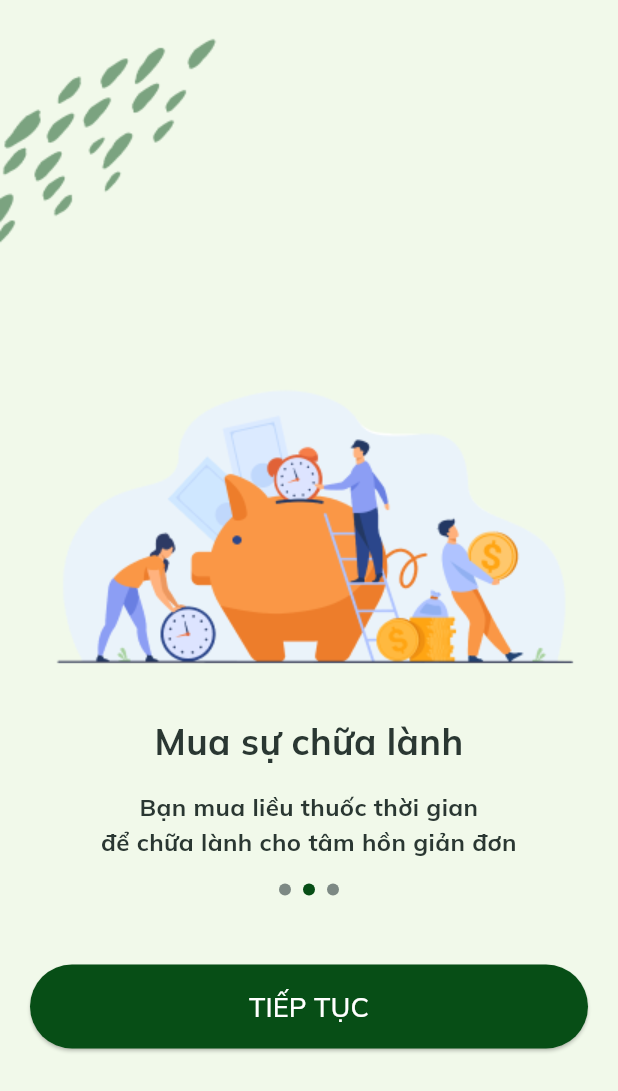
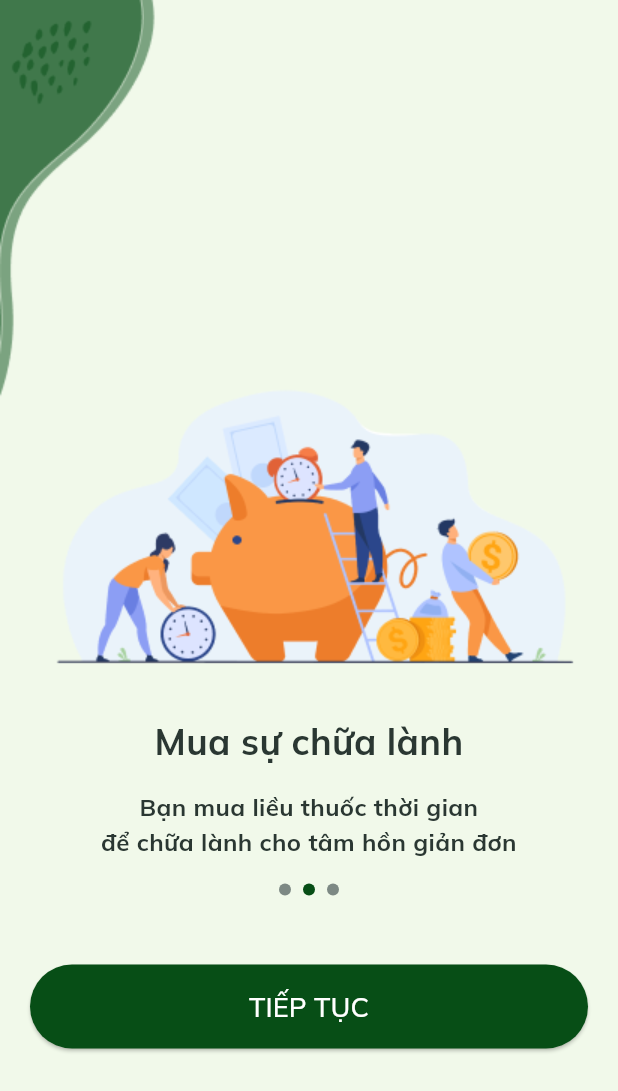
Before and after one commit to TaQuangKhoi/ex_book, a Flutter app: the screen it shows after launch, after a tap on "TIẾP TỤC", on a phone screen of 412 x 824 dp. Shown: the top 1091 px of the screen. Run offline on Flutter 3.47's test engine with Material 2 defaults, Android fonts, the phone set to English and light mode, and no system bars; our stand-ins replace flutter_svg, google_fonts.

Commit message:
Format code

```diff
--- a/lib/ex_book_app.dart
+++ b/lib/ex_book_app.dart
@@ -22,7 +22,7 @@ class _ExBookAppState extends State<ExBookApp> {
         '/welcome': (context) => const WelcomePage(),
         '/introduction': (context) => const IntroductionPage(),
       },
-      home: const WelcomePage(),
+      home: const IntroductionPage(),
     );
   }
 }
--- a/lib/pages/create_account/introduction_page.dart
+++ b/lib/pages/create_account/introduction_page.dart
@@ -18,7 +18,7 @@ class _IntroductionPageState extends State<IntroductionPage> {
 
   @override
   void initState() {
-    background = const IntroBackground1();
+    background = const IntroBackground2();
     super.initState();
   }
 
@@ -77,7 +77,8 @@ class IntroBackground1 extends StatelessWidget {
           top: 90,
           left: 0,
           child: Image(
-            image: AssetImage('assets/introduction_page/background1/group_101.png'),
+            image: AssetImage(
+                'assets/introduction_page/background1/group_101.png'),
           ),
         ),
         Positioned(
@@ -87,7 +88,8 @@ class IntroBackground1 extends StatelessWidget {
                 width: MediaQuery.of(context).size.width,
                 child: const Image(
                   fit: BoxFit.fill,
-                  image: AssetImage('assets/introduction_page/background1/vector_1.png'),
+                  image: AssetImage(
+                      'assets/introduction_page/background1/vector_1.png'),
                 ))),
         Positioned(
           top: 0,
@@ -96,7 +98,8 @@ class IntroBackground1 extends StatelessWidget {
               width: MediaQuery.of(context).size.width,
               child: const Image(
                 fit: BoxFit.fill,
-                image: AssetImage('assets/introduction_page/background1/vector_2.png'),
+                image: AssetImage(
+                    'assets/introduction_page/background1/vector_2.png'),
               )),
         ),
         Positioned(
@@ -106,7 +109,8 @@ class IntroBackground1 extends StatelessWidget {
               width: MediaQuery.of(context).size.width,
               child: const Image(
                 fit: BoxFit.fill,
-                image: AssetImage('assets/introduction_page/background1/vector_25.png'),
+                image: AssetImage(
+                    'assets/introduction_page/background1/vector_25.png'),
               )),
         ),
         Positioned(
@@ -116,7 +120,8 @@ class IntroBackground1 extends StatelessWidget {
               width: MediaQuery.of(context).size.width,
               child: const Image(
                 fit: BoxFit.fill,
-                image: AssetImage('assets/introduction_page/background1/vector_27.png'),
+                image: AssetImage(
+                    'assets/introduction_page/background1/vector_27.png'),
               )),
         ),
         const TextBetween(
@@ -141,7 +146,24 @@ class IntroBackground2 extends StatelessWidget {
           top: 0,
           left: 0,
           child: Image(
-            image: AssetImage('assets/introduction_page/background1/group_101.png'),
+            image: AssetImage(
+                'assets/introduction_page/background2/vector_30.png'),
+          ),
+        ),
+        Positioned(
+          top: 0,
+          left: 0,
+          child: Image(
+            image:
+                AssetImage('assets/introduction_page/background2/vector_3.png'),
+          ),
+        ),
+        Positioned(
+          top: 0,
+          left: 0,
+          child: Image(
+            image: AssetImage(
+                'assets/introduction_page/background2/group_105.png'),
           ),
         ),
         TextBetween(
```
Also changed, not shown: assets/introduction_page/background2/group_105.png (added), assets/introduction_page/background2/vector_3.png (added).
